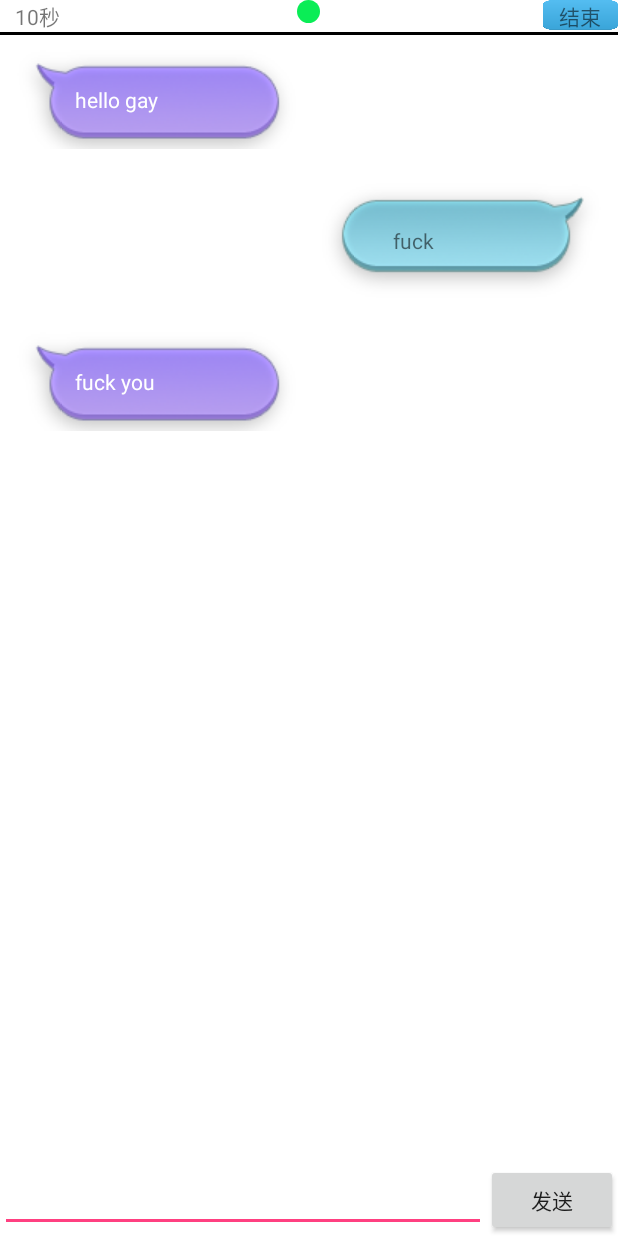
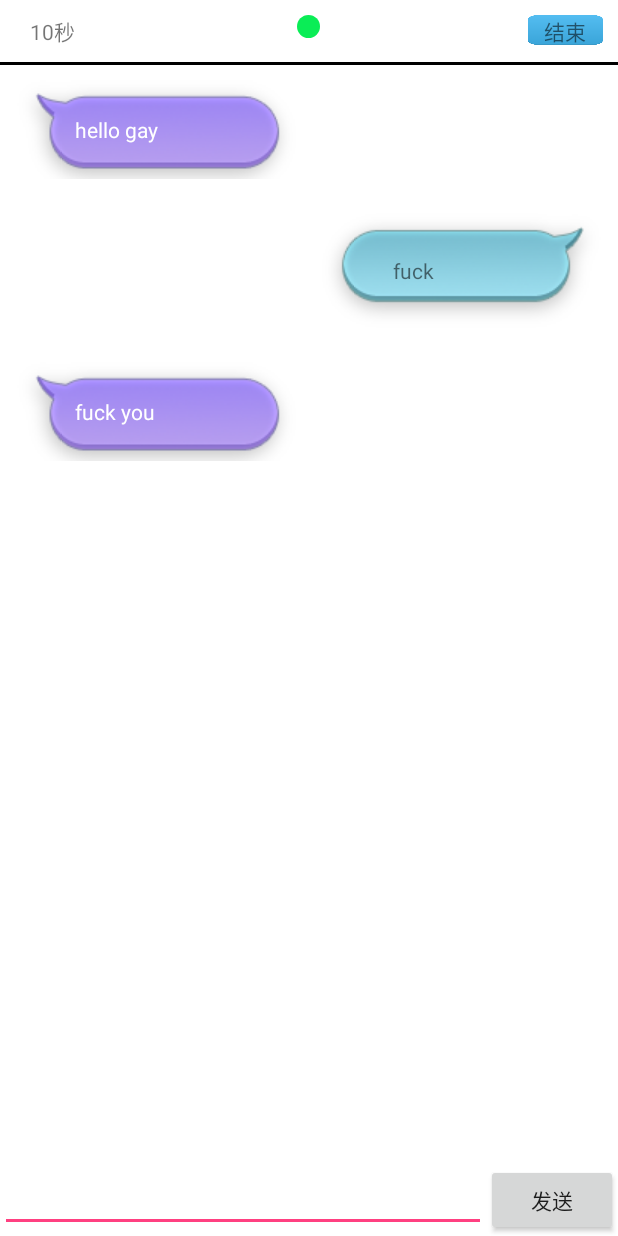
Before and after one commit to CrazyDragons/English_Solitaire, an Android app: the screen it shows after launch (MainActivity), after a tap on "发送", on a phone screen of 412 x 824 dp. Run offline under Robolectric (Android 15) with nearby library versions, the phone set to English and light mode, and no system bars.

Commit message:
新增访问服务器功能

```diff
--- a/app/src/main/AndroidManifest.xml
+++ b/app/src/main/AndroidManifest.xml
@@ -1,6 +1,8 @@
 <?xml version="1.0" encoding="utf-8"?>
 <manifest xmlns:android="http://schemas.android.com/apk/res/android"
     package="com.project.hzwlcd.english_solitaire">
+
+    <uses-permission android:name="android.permission.INTERNET"/>
 
     <application
         android:allowBackup="true"
@@ -9,7 +11,8 @@
         android:roundIcon="@mipmap/ic_launcher_round"
         android:supportsRtl="true"
         android:theme="@style/AppTheme">
-        <activity android:name=".MainActivity">
+        <activity android:name=".MainActivity"
+            android:windowSoftInputMode="adjustResize|stateHidden" >
             <intent-filter>
                 <action android:name="android.intent.action.MAIN" />
 
--- /dev/null
+++ b/app/src/main/java/com/project/hzwlcd/english_solitaire/Utils.java
@@ -0,0 +1,56 @@
+package com.project.hzwlcd.english_solitaire;
+
+import java.net.HttpURLConnection;
+import java.net.URL;
+
+/**
+ * Project EnglishSolitaire/com.project.hzwlcd.english_solitaire/Utils
+ * Created by HZW
+ * Data 2017/10/19
+ * Time 13:55
+ */
+
+public class Utils {
+
+    private static String http_address = "http://192.168.23.102:8080";
+
+    public static String Get_Http_address(){
+        return http_address;
+    }
+
+    public static void setHttp_address(String http_address) {
+        http_address = http_address;
+    }
+
+    static void SendToServer(final int user_id, final String word, final String msg_type){
+        new Thread(){
+            @Override
+            public void run() {
+                try {
+//                    String path = Get_Http_address()+"/MyServer/Login";
+                    String path = "http://192.168.24.113:8080/MyServer/login";
+                    String data = "user_id="+user_id+"&word="+word+"&msg_type="+msg_type+"";
+
+                    URL url = new URL(path);
+                    HttpURLConnection connection = (HttpURLConnection) url.openConnection();
+                    System.out.println(connection);
+                    connection.setRequestMethod("POST");
+                    connection.setConnectTimeout(5000);
+                    connection.setRequestProperty("Content-Type", "application/x-www-form-urlencoded");
+                    connection.setRequestProperty("Content-Length", data.length()+"");
+                    connection.setDoOutput(true);
+                    connection.getOutputStream().write(data.getBytes());
+
+                    int code = connection.getResponseCode();
+
+                    if (code == 200){
+                        // TODO: 2017/10/19 你在这里写成功访问服务器时的操作
+                    }
+                }catch (Exception e){
+                    e.printStackTrace();
+                }
+                super.run();
+            }
+        }.start();
+    }
+}
--- a/app/src/main/res/layout/activity_main.xml
+++ b/app/src/main/res/layout/activity_main.xml
@@ -10,7 +10,8 @@
 <RelativeLayout
     android:id="@+id/rl_time"
     android:layout_width="match_parent"
-    android:layout_height="wrap_content">
+    android:layout_height="wrap_content"
+    android:padding="10dp">
     <TextView
         android:layout_width="wrap_content"
         android:layout_height="wrap_content"
```
Also changed, not shown: app/src/main/java/com/project/hzwlcd/english_solitaire/MainActivity.java (+24 -4 lines).
